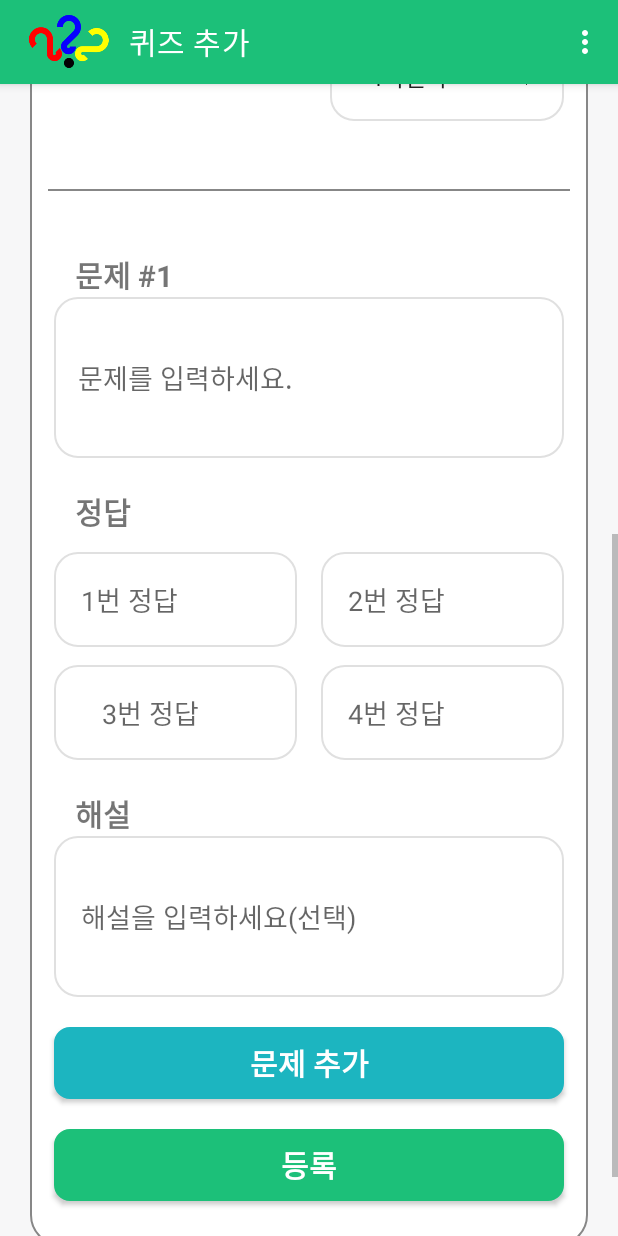
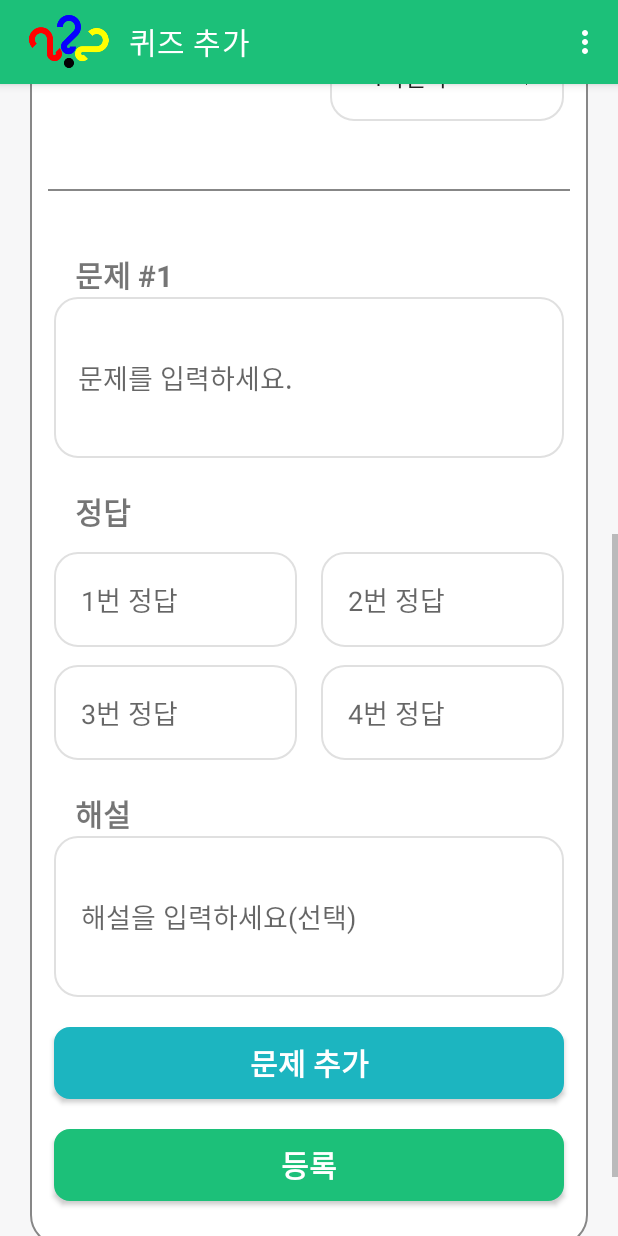
Before and after one commit to patrickkkim/Mobile-Programming-ChipQuiz, an Android app: the QuizAddActivity screen opened directly, with no data from a screen before it, scrolled down 537 dp, on a phone screen of 412 x 824 dp. Run offline under Robolectric (Android 15) with nearby library versions, the phone set to English and light mode, and no system bars; our stand-ins replace Firebase (no records; nobody signed in at launch, a user with empty details on screens opened directly).

Commit message:
퀴즈 등록 UI 오류 수정

```diff
--- a/app/src/main/res/layout/quiz_multiple_form.xml
+++ b/app/src/main/res/layout/quiz_multiple_form.xml
@@ -92,10 +92,10 @@
                 android:layout_width="match_parent"
                 android:layout_height="wrap_content"
                 android:layout_marginRight="8dp"
-                android:padding="18dp"
                 android:layout_weight="1"
                 android:background="@drawable/rounded_corner_textinput"
-                android:hint="   3번 정답" />
+                android:hint="3번 정답"
+                android:padding="18dp" />
 
             <EditText
                 android:id="@+id/quiz_answer_input04"
```
